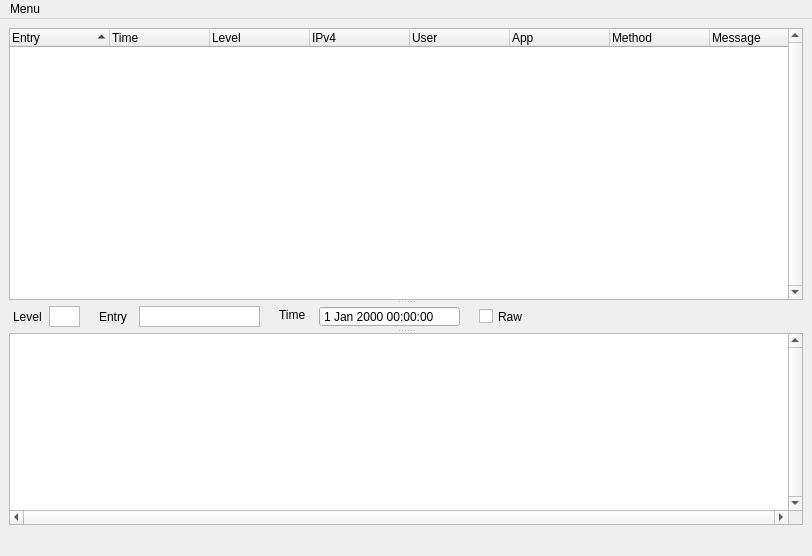
jupiterbjy/owncloudLogViewer, file qtUI/oc_logReader.ui: the form before one commit.
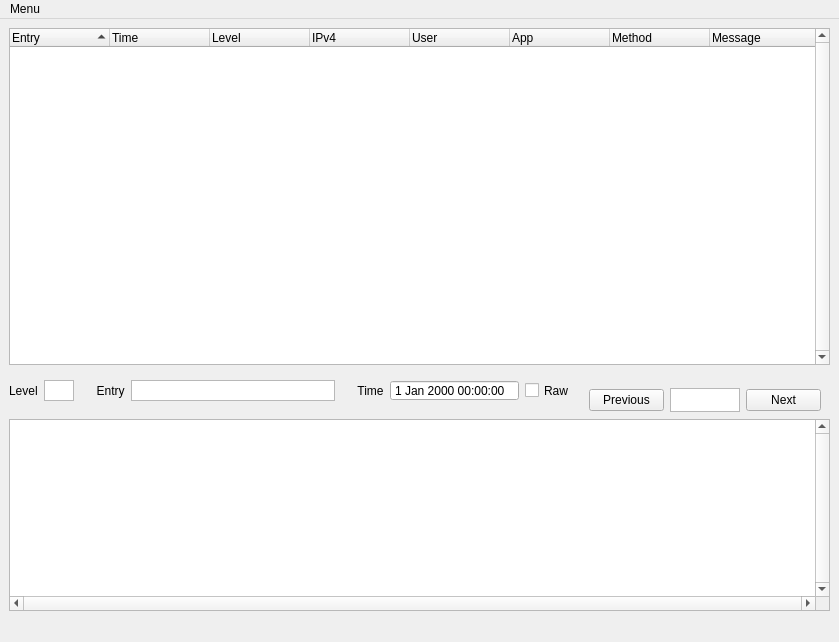
The form after the commit.

Patch:
```diff
--- a/qtUI/oc_logReader.ui
+++ b/qtUI/oc_logReader.ui
@@ -7,7 +7,7 @@
     <x>0</x>
     <y>0</y>
     <width>812</width>
-    <height>556</height>
+    <height>642</height>
    </rect>
   </property>
   <property name="acceptDrops">
@@ -20,12 +20,8 @@
    <number>-1</number>
   </property>
   <widget class="QWidget" name="centralwidget">
-   <layout class="QGridLayout" name="gridLayout">
-    <item row="0" column="0">
-     <widget class="QSplitter" name="splitter">
-      <property name="orientation">
-       <enum>Qt::Vertical</enum>
-      </property>
+   <layout class="QVBoxLayout" name="verticalLayout">
+    <item>
       <widget class="QTreeWidget" name="oc_treeWidget">
        <property name="sizePolicy">
         <sizepolicy hsizetype="Expanding" vsizetype="Expanding">
@@ -110,112 +106,107 @@
         </property>
        </column>
       </widget>
-      <widget class="QFrame" name="midSectionframe">
-       <property name="sizePolicy">
-        <sizepolicy hsizetype="Preferred" vsizetype="Fixed">
-         <horstretch>0</horstretch>
-         <verstretch>0</verstretch>
-        </sizepolicy>
-       </property>
+    </item>
+    <item>
+     <layout class="QHBoxLayout" name="horizontalLayout_5">
+      <property name="sizeConstraint">
+       <enum>QLayout::SetDefaultConstraint</enum>
+      </property>
+      <item>
+       <widget class="QFrame" name="horizontalFrame_2">
        <property name="minimumSize">
         <size>
-         <width>0</width>
-         <height>25</height>
+          <width>565</width>
+          <height>23</height>
         </size>
        </property>
        <property name="maximumSize">
         <size>
-         <width>16777215</width>
-         <height>25</height>
-        </size>
-       </property>
-       <property name="whatsThis">
-        <string/>
-       </property>
-       <property name="autoFillBackground">
-        <bool>false</bool>
-       </property>
-       <property name="frameShape">
-        <enum>QFrame::NoFrame</enum>
-       </property>
-       <property name="frameShadow">
-        <enum>QFrame::Plain</enum>
-       </property>
-       <property name="lineWidth">
-        <number>1</number>
-       </property>
-       <widget class="QTextEdit" name="lvl_textEdit">
-        <property name="geometry">
-         <rect>
-          <x>40</x>
-          <y>2</y>
-          <width>31</width>
-          <height>21</height>
-         </rect>
-        </property>
-        <property name="sizePolicy">
-         <sizepolicy hsizetype="Expanding" vsizetype="Minimum">
-          <horstretch>0</horstretch>
-          <verstretch>2</verstretch>
-         </sizepolicy>
-        </property>
-        <property name="maximumSize">
-         <size>
-          <width>16777215</width>
-          <height>24</height>
-         </size>
-        </property>
-        <property name="verticalScrollBarPolicy">
-         <enum>Qt::ScrollBarAlwaysOff</enum>
-        </property>
-        <property name="horizontalScrollBarPolicy">
-         <enum>Qt::ScrollBarAlwaysOff</enum>
-        </property>
-        <property name="readOnly">
-         <bool>true</bool>
-        </property>
-       </widget>
+          <width>565</width>
+          <height>23</height>
+         </size>
+        </property>
+        <layout class="QHBoxLayout" name="horizontalLayout_3">
+         <property name="leftMargin">
+          <number>0</number>
+         </property>
+         <property name="topMargin">
+          <number>0</number>
+         </property>
+         <property name="rightMargin">
+          <number>0</number>
+         </property>
+         <item>
        <widget class="QLabel" name="level_label">
-        <property name="geometry">
-         <rect>
-          <x>4</x>
-          <y>2</y>
-          <width>41</width>
+           <property name="minimumSize">
+            <size>
+             <width>0</width>
           <height>21</height>
-         </rect>
+            </size>
         </property>
         <property name="text">
          <string>Level</string>
         </property>
        </widget>
+         </item>
+         <item>
+          <widget class="QTextEdit" name="lvl_textEdit">
+           <property name="sizePolicy">
+            <sizepolicy hsizetype="Preferred" vsizetype="Minimum">
+             <horstretch>0</horstretch>
+             <verstretch>2</verstretch>
+            </sizepolicy>
+           </property>
+           <property name="minimumSize">
+            <size>
+             <width>0</width>
+             <height>21</height>
+            </size>
+           </property>
+           <property name="maximumSize">
+            <size>
+             <width>30</width>
+             <height>24</height>
+            </size>
+           </property>
+           <property name="verticalScrollBarPolicy">
+            <enum>Qt::ScrollBarAlwaysOff</enum>
+           </property>
+           <property name="horizontalScrollBarPolicy">
+            <enum>Qt::ScrollBarAlwaysOff</enum>
+           </property>
+           <property name="readOnly">
+            <bool>true</bool>
+           </property>
+          </widget>
+         </item>
+         <item>
        <widget class="QLabel" name="entry_label">
-        <property name="geometry">
-         <rect>
-          <x>90</x>
-          <y>2</y>
-          <width>41</width>
+           <property name="minimumSize">
+            <size>
+             <width>0</width>
           <height>21</height>
-         </rect>
+            </size>
         </property>
         <property name="text">
-         <string>Entry</string>
-        </property>
-       </widget>
+            <string>     Entry</string>
+           </property>
+          </widget>
+         </item>
+         <item>
        <widget class="QTextEdit" name="entry_textEdit">
-        <property name="geometry">
-         <rect>
-          <x>130</x>
-          <y>2</y>
-          <width>121</width>
-          <height>21</height>
-         </rect>
-        </property>
         <property name="sizePolicy">
-         <sizepolicy hsizetype="Expanding" vsizetype="Minimum">
+            <sizepolicy hsizetype="MinimumExpanding" vsizetype="Minimum">
           <horstretch>0</horstretch>
           <verstretch>2</verstretch>
          </sizepolicy>
         </property>
+           <property name="minimumSize">
+            <size>
+             <width>0</width>
+             <height>21</height>
+            </size>
+           </property>
         <property name="maximumSize">
          <size>
           <width>16777215</width>
@@ -235,14 +226,27 @@
          <bool>true</bool>
         </property>
        </widget>
+         </item>
+         <item>
+          <widget class="QLabel" name="time_label">
+           <property name="minimumSize">
+            <size>
+             <width>0</width>
+             <height>21</height>
+            </size>
+           </property>
+           <property name="text">
+            <string>     Time</string>
+           </property>
+          </widget>
+         </item>
+         <item>
        <widget class="QDateTimeEdit" name="dateTimeEdit">
-        <property name="geometry">
-         <rect>
-          <x>310</x>
-          <y>2</y>
-          <width>141</width>
+           <property name="minimumSize">
+            <size>
+             <width>0</width>
           <height>21</height>
-         </rect>
+            </size>
         </property>
         <property name="wrapping">
          <bool>false</bool>
@@ -263,33 +267,98 @@
          <bool>false</bool>
         </property>
        </widget>
-       <widget class="QLabel" name="time_label">
-        <property name="geometry">
-         <rect>
-          <x>270</x>
-          <y>0</y>
-          <width>41</width>
-          <height>21</height>
-         </rect>
-        </property>
-        <property name="text">
-         <string>Time</string>
-        </property>
-       </widget>
+         </item>
+         <item>
        <widget class="QCheckBox" name="raw_checkBox">
-        <property name="geometry">
-         <rect>
-          <x>470</x>
-          <y>2</y>
-          <width>51</width>
+           <property name="minimumSize">
+            <size>
+             <width>0</width>
           <height>21</height>
-         </rect>
+            </size>
         </property>
         <property name="text">
          <string>Raw</string>
         </property>
        </widget>
-      </widget>
+         </item>
+        </layout>
+       </widget>
+      </item>
+      <item>
+       <widget class="QFrame" name="horizontalFrame">
+        <property name="minimumSize">
+         <size>
+          <width>221</width>
+          <height>26</height>
+         </size>
+        </property>
+        <property name="maximumSize">
+         <size>
+          <width>221</width>
+          <height>26</height>
+         </size>
+        </property>
+        <layout class="QHBoxLayout" name="horizontalLayout_2">
+         <property name="sizeConstraint">
+          <enum>QLayout::SetMinimumSize</enum>
+         </property>
+         <item>
+          <widget class="QPushButton" name="previousButton">
+           <property name="maximumSize">
+            <size>
+             <width>75</width>
+             <height>16777215</height>
+            </size>
+           </property>
+           <property name="text">
+            <string>Previous</string>
+           </property>
+          </widget>
+         </item>
+         <item>
+          <widget class="QTextEdit" name="pageLine">
+           <property name="sizePolicy">
+            <sizepolicy hsizetype="Expanding" vsizetype="Minimum">
+             <horstretch>0</horstretch>
+             <verstretch>2</verstretch>
+            </sizepolicy>
+           </property>
+           <property name="maximumSize">
+            <size>
+             <width>75</width>
+             <height>24</height>
+            </size>
+           </property>
+           <property name="verticalScrollBarPolicy">
+            <enum>Qt::ScrollBarAlwaysOff</enum>
+           </property>
+           <property name="horizontalScrollBarPolicy">
+            <enum>Qt::ScrollBarAlwaysOff</enum>
+           </property>
+           <property name="readOnly">
+            <bool>true</bool>
+           </property>
+          </widget>
+         </item>
+         <item>
+          <widget class="QPushButton" name="nextButton">
+           <property name="maximumSize">
+            <size>
+             <width>75</width>
+             <height>16777215</height>
+            </size>
+           </property>
+           <property name="text">
+            <string>Next</string>
+           </property>
+          </widget>
+         </item>
+        </layout>
+       </widget>
+      </item>
+     </layout>
+    </item>
+    <item>
       <widget class="QTextEdit" name="item_textEdit">
        <property name="sizePolicy">
         <sizepolicy hsizetype="Expanding" vsizetype="Expanding">
@@ -315,7 +384,6 @@
        <property name="readOnly">
         <bool>true</bool>
        </property>
-      </widget>
      </widget>
     </item>
    </layout>
```
Lines whose indentation alone changed are shown as unchanged.
